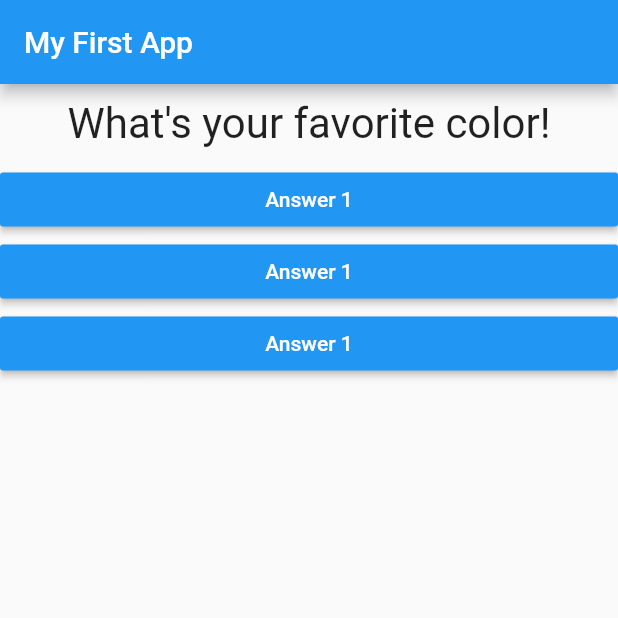
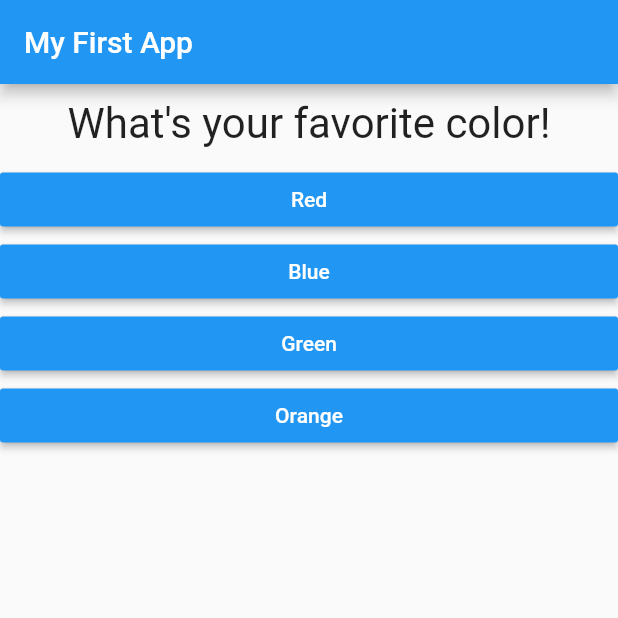
Before and after one commit to TammamKhalaf/flutter_complete_guide_app, a Flutter app: the screen it shows after launch, on a phone screen of 412 x 824 dp, the top half of it. Run offline on Flutter 3.47's test engine with Material 2 defaults, Android fonts, the phone set to English and light mode, and no system bars.

```diff
--- a/lib/answer.dart
+++ b/lib/answer.dart
@@ -2,8 +2,9 @@ import 'package:flutter/material.dart';
 
 class Answer extends StatelessWidget {
   final Function selectHandler;
+  final String answerText;
 
-  Answer(this.selectHandler);
+  Answer(this.selectHandler,this.answerText);
 
   @override
   Widget build(BuildContext context) {
@@ -11,7 +12,7 @@ class Answer extends StatelessWidget {
       width: double.infinity,
       child: RaisedButton(
         textColor: Colors.white,
-        child: Text("Answer 1"),
+        child: Text(answerText),
         onPressed: selectHandler,
         color: Colors.blue,
       ),
--- a/lib/main.dart
+++ b/lib/main.dart
@@ -1,6 +1,7 @@
 import 'package:flutter/material.dart';
+
+import 'answer.dart';
 import 'questions.dart';
-import 'answer.dart';
 
 void main() => runApp(MyApp());
 
@@ -43,9 +44,9 @@ class _MyAppState extends State<MyApp> {
         ),
         body: Column(children: [
           Question(_questions[_questionIndex]['questionText']),
-          Answer(_answerQuestion),
-          Answer(_answerQuestion),
-          Answer(_answerQuestion),
+          ...(_questions[_questionIndex]['answers'] as List<String>).map((answer) {
+            return Answer(_answerQuestion, answer);
+          }).toList()
         ]),
       ),
     );
```
